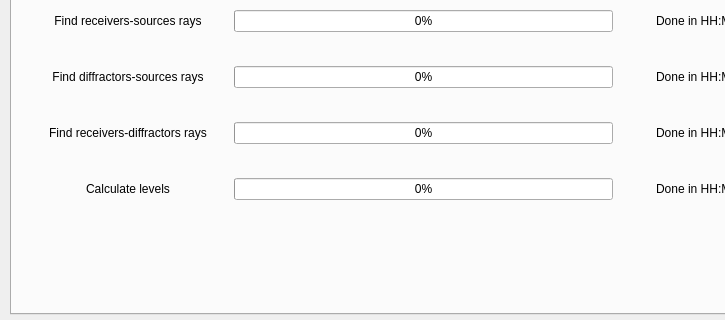
Above: tools/ui_CalculateNoiseLevels.ui from pierluigiderosa/openoise before the change; both pictures show x 0 to 725 and y 296 to 616 of the 848 by 616 pixel window. Below: the same form after it.
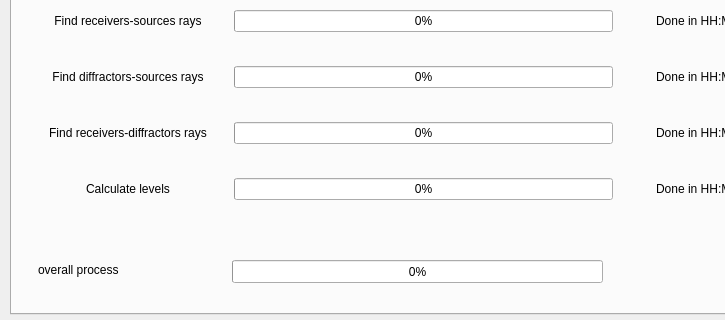
That is the form after the change. The open tabs and pages were chosen to show the change. Custom widgets are drawn as their Qt base class.

Diff of the .ui file:
```diff
--- a/tools/ui_CalculateNoiseLevels.ui
+++ b/tools/ui_CalculateNoiseLevels.ui
@@ -1791,6 +1791,32 @@
       <string>Skip diffraction calculation.</string>
      </property>
     </widget>
+    <widget class="QProgressBar" name="totalBar">
+     <property name="geometry">
+      <rect>
+       <x>220</x>
+       <y>520</y>
+       <width>371</width>
+       <height>23</height>
+      </rect>
+     </property>
+     <property name="value">
+      <number>0</number>
+     </property>
+    </widget>
+    <widget class="QLabel" name="label_16">
+     <property name="geometry">
+      <rect>
+       <x>26</x>
+       <y>520</y>
+       <width>131</width>
+       <height>20</height>
+      </rect>
+     </property>
+     <property name="text">
+      <string>overall process</string>
+     </property>
+    </widget>
    </widget>
   </widget>
  </widget>
```
Left out of the diff: 2 changed lines with no effect on the pictures.
